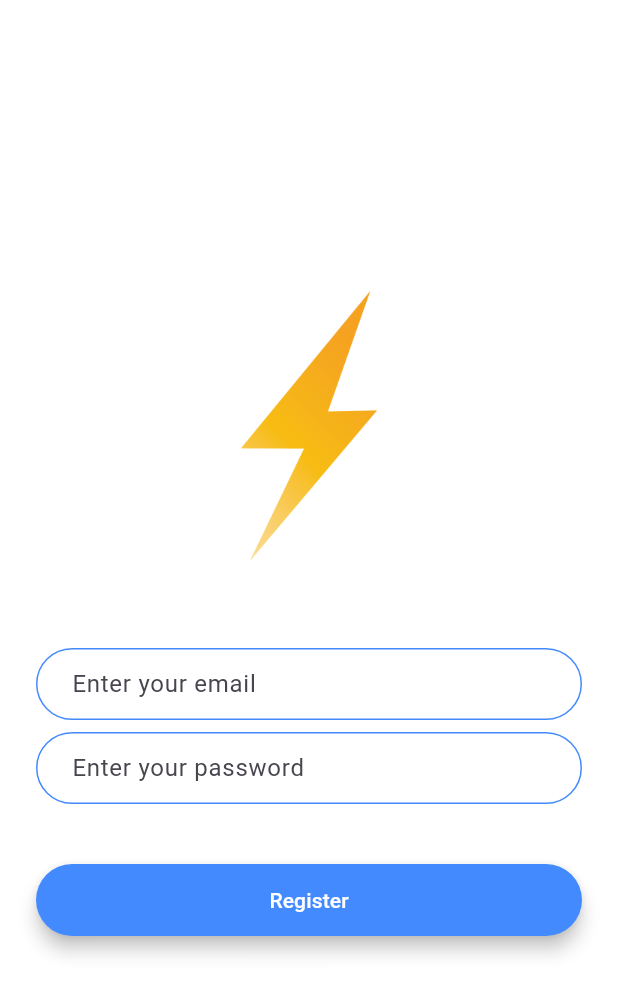
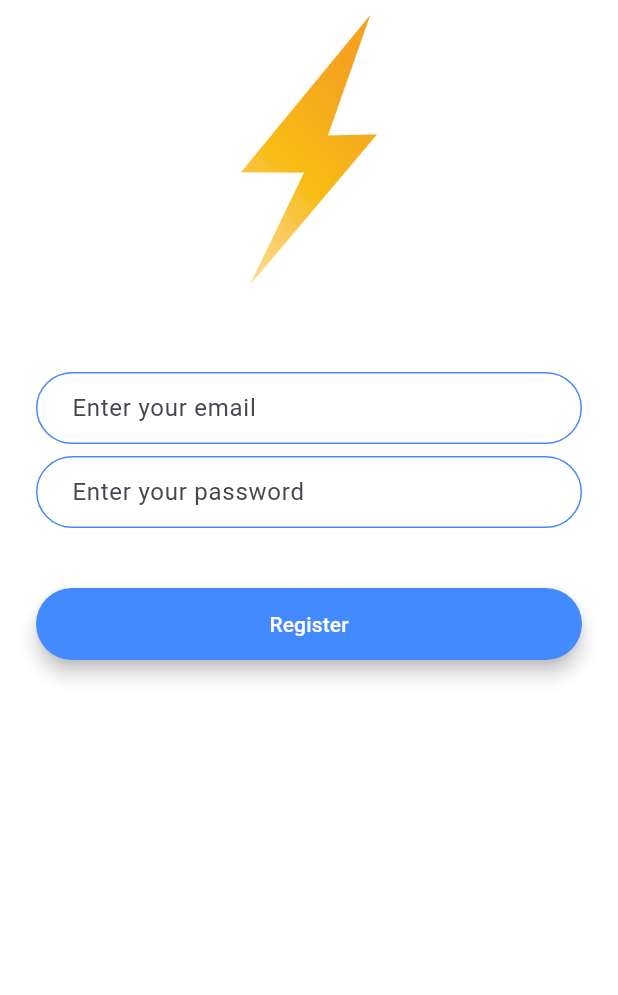
Before and after one commit to muayyat/Receipt-Manager-App, a Flutter app: the RegistrationScreen screen opened by its route, on a phone screen of 412 x 824 dp. Shown: the top 995 px of the screen. Run offline on Flutter 3.47's test engine with Material 3 defaults, Android fonts, the phone set to English and light mode, and no system bars; our stand-ins replace firebase_auth, firebase_core, image_picker, permission_handler; missing offline and left inert: flutter_tesseract_ocr; accounts and stored records are empty.

Commit message:
Fix overflow error using Scrollable layout

```diff
--- a/lib/screens/login_screen.dart
+++ b/lib/screens/login_screen.dart
@@ -18,7 +18,8 @@ class _LoginScreenState extends State<LoginScreen> {
   Widget build(BuildContext context) {
     return Scaffold(
       backgroundColor: Colors.white,
-      body: Padding(
+      body: SingleChildScrollView(
+        child: Padding(
           padding: EdgeInsets.symmetric(horizontal: 24.0),
           child: Column(
             mainAxisAlignment: MainAxisAlignment.center,
@@ -113,6 +114,7 @@ class _LoginScreenState extends State<LoginScreen> {
             ],
           ),
         ),
+      ),
     );
   }
 }
--- a/lib/screens/registration_screen.dart
+++ b/lib/screens/registration_screen.dart
@@ -20,7 +20,8 @@ class _RegistrationScreenState extends State<RegistrationScreen> {
   Widget build(BuildContext context) {
     return Scaffold(
       backgroundColor: Colors.white,
-      body: Padding(
+      body: SingleChildScrollView(
+        child: Padding(
           padding: EdgeInsets.symmetric(horizontal: 24.0),
           child: Column(
             mainAxisAlignment: MainAxisAlignment.center,
@@ -45,11 +46,13 @@ class _RegistrationScreenState extends State<RegistrationScreen> {
                     borderRadius: BorderRadius.all(Radius.circular(32.0)),
                   ),
                   enabledBorder: OutlineInputBorder(
-                  borderSide: BorderSide(color: Colors.blueAccent, width: 1.0),
+                    borderSide:
+                        BorderSide(color: Colors.blueAccent, width: 1.0),
                     borderRadius: BorderRadius.all(Radius.circular(32.0)),
                   ),
                   focusedBorder: OutlineInputBorder(
-                  borderSide: BorderSide(color: Colors.blueAccent, width: 2.0),
+                    borderSide:
+                        BorderSide(color: Colors.blueAccent, width: 2.0),
                     borderRadius: BorderRadius.all(Radius.circular(32.0)),
                   ),
                 ),
@@ -69,11 +72,13 @@ class _RegistrationScreenState extends State<RegistrationScreen> {
                     borderRadius: BorderRadius.all(Radius.circular(32.0)),
                   ),
                   enabledBorder: OutlineInputBorder(
-                  borderSide: BorderSide(color: Colors.blueAccent, width: 1.0),
+                    borderSide:
+                        BorderSide(color: Colors.blueAccent, width: 1.0),
                     borderRadius: BorderRadius.all(Radius.circular(32.0)),
                   ),
                   focusedBorder: OutlineInputBorder(
-                  borderSide: BorderSide(color: Colors.blueAccent, width: 2.0),
+                    borderSide:
+                        BorderSide(color: Colors.blueAccent, width: 2.0),
                     borderRadius: BorderRadius.all(Radius.circular(32.0)),
                   ),
                 ),
@@ -113,6 +118,7 @@ class _RegistrationScreenState extends State<RegistrationScreen> {
             ],
           ),
         ),
+      ),
     );
   }
 }
```
Lines whose indentation alone changed are shown as unchanged.
